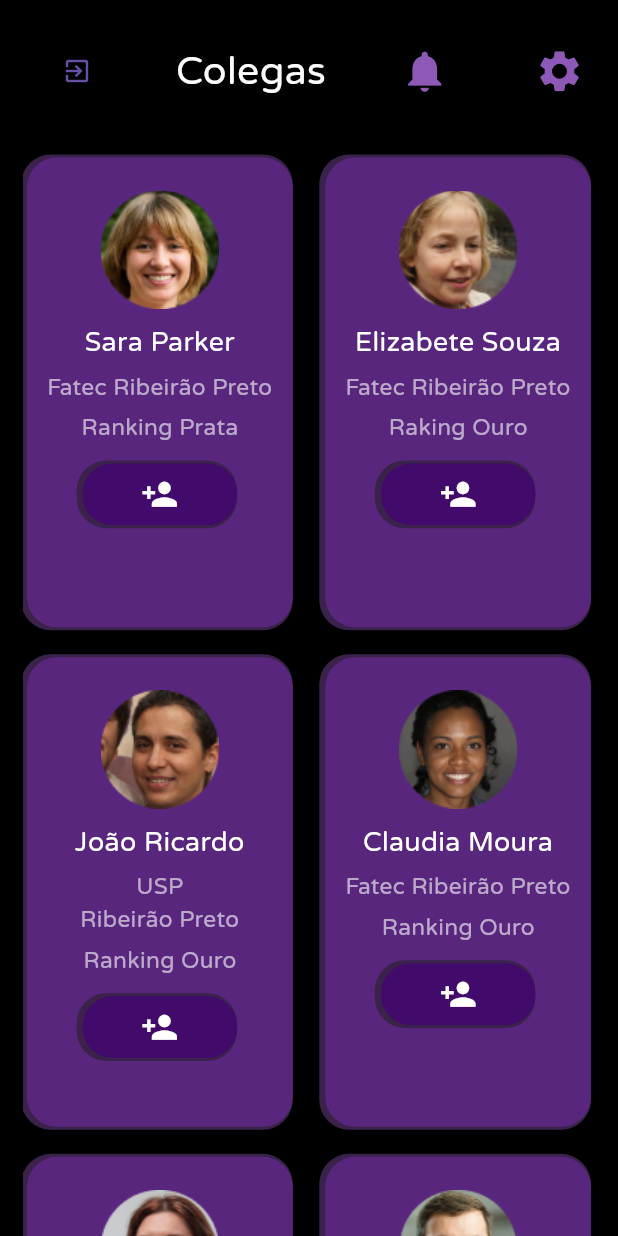
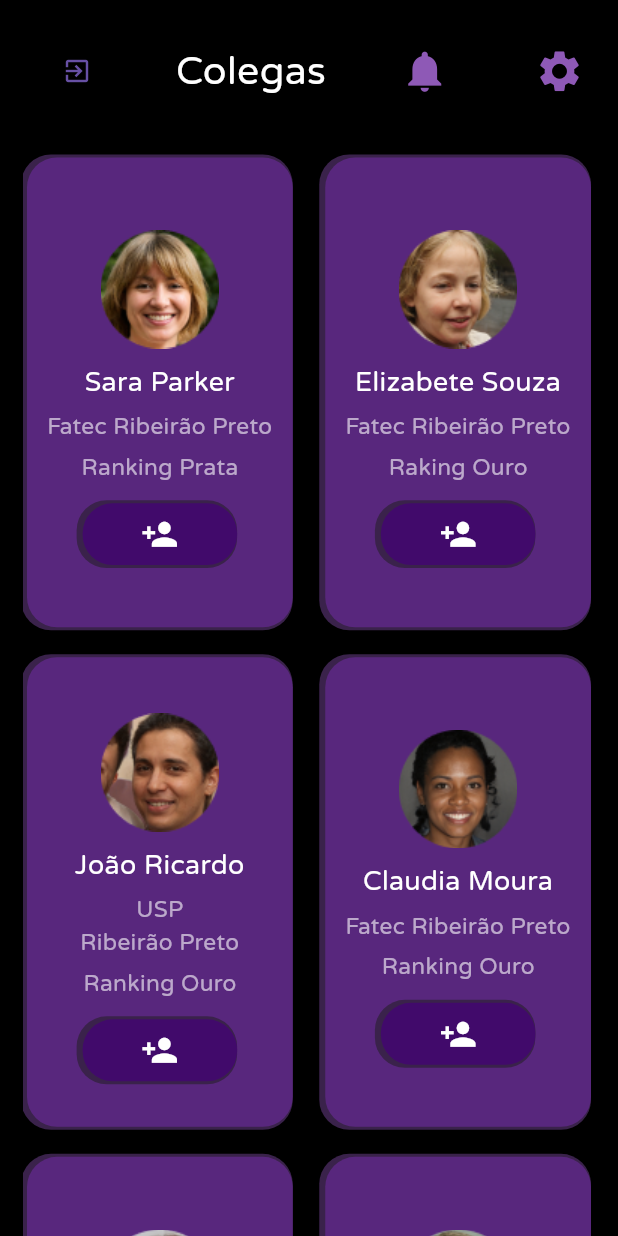
Before and after one commit to rickreisme/Epp, a Flutter app: the Colegas screen opened directly, on a phone screen of 412 x 824 dp. Run offline on Flutter 3.47's test engine with Material 3 defaults, Android fonts, the light colour scheme and no system bars; our stand-ins replace cloud_firestore, firebase_auth, firebase_core, font_awesome_flutter, google_fonts, sizer; accounts and stored records are empty; generated files the repository leaves out were written again.

Commit message:
alterando card de colegas, incluindo google-services.json em gitignore

```diff
--- a/lib/components/colegas_card.dart
+++ b/lib/components/colegas_card.dart
@@ -37,12 +37,12 @@ class ProfileCard extends StatelessWidget {
           ),
         ],
       ),
-      child: Column(
-        mainAxisAlignment: MainAxisAlignment.spaceBetween,
-        children: [
-          Padding(
-            padding: EdgeInsets.only(top: 7, left: 7, right: 7),
-            child: Column(
+      child: Center(
+        child: Column(
+          mainAxisAlignment: MainAxisAlignment.center,
+          crossAxisAlignment: CrossAxisAlignment.center,
+          children: [
+            Column(
               mainAxisAlignment: MainAxisAlignment.spaceEvenly,
               crossAxisAlignment: CrossAxisAlignment.center,
               children: [
@@ -111,8 +111,8 @@ class ProfileCard extends StatelessWidget {
                 ),
               ],
             ),
-          ),
-        ],
+          ],
+        ),
       ),
     );
   }
```
Also changed, not shown: 2 other files.
